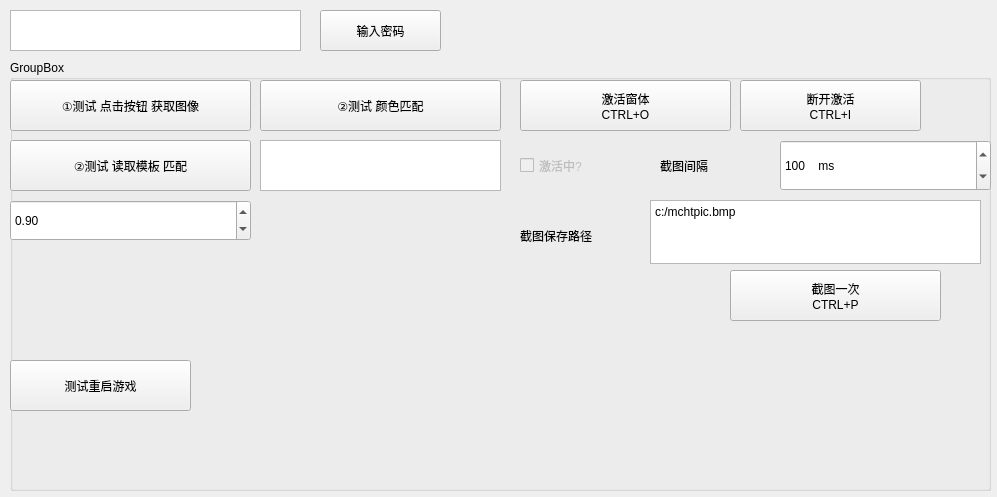
This is debugform.ui in A-SunsetMkt-Forks/wuwaBackendTool as Qt 5 draws it before an edit. The edited form follows.
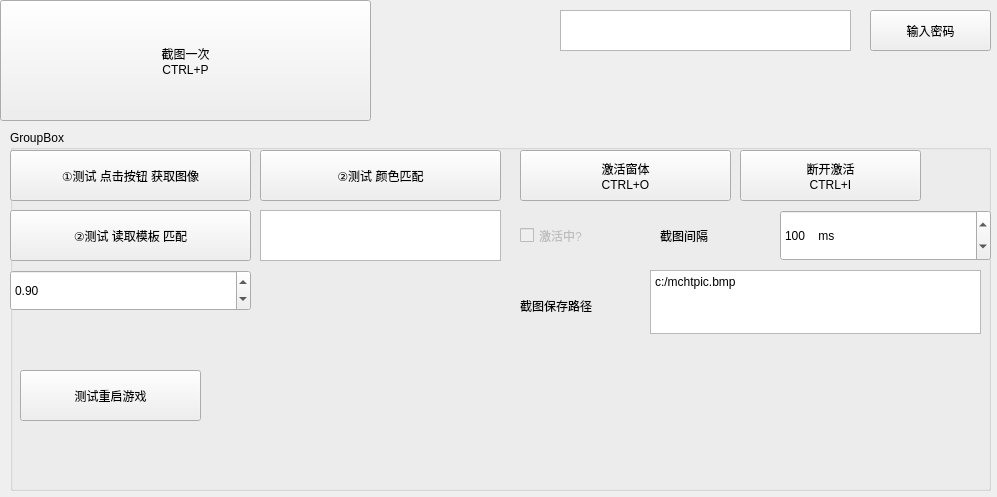
This is the edited form.

Commit message: 完善修改验证文件

```diff
--- a/debugform.ui
+++ b/debugform.ui
@@ -16,7 +16,7 @@
   <widget class="QPlainTextEdit" name="pwd">
    <property name="geometry">
     <rect>
-     <x>10</x>
+     <x>560</x>
      <y>10</y>
      <width>291</width>
      <height>41</height>
@@ -26,7 +26,7 @@
   <widget class="QPushButton" name="confirmPwd">
    <property name="geometry">
     <rect>
-     <x>320</x>
+     <x>870</x>
      <y>10</y>
      <width>121</width>
      <height>41</height>
@@ -40,9 +40,9 @@
    <property name="geometry">
     <rect>
      <x>10</x>
-     <y>60</y>
+     <y>130</y>
      <width>981</width>
-     <height>431</height>
+     <height>361</height>
     </rect>
    </property>
    <property name="title">
@@ -116,8 +116,8 @@
    <widget class="QPushButton" name="testRebootGame">
     <property name="geometry">
      <rect>
-      <x>0</x>
-      <y>300</y>
+      <x>10</x>
+      <y>240</y>
       <width>181</width>
       <height>51</height>
      </rect>
@@ -234,20 +234,20 @@
      <string>激活中?</string>
     </property>
    </widget>
+  </widget>
    <widget class="QPushButton" name="scrCap">
     <property name="geometry">
      <rect>
-      <x>720</x>
-      <y>210</y>
-      <width>211</width>
-      <height>51</height>
+     <x>0</x>
+     <y>0</y>
+     <width>371</width>
+     <height>121</height>
      </rect>
     </property>
     <property name="text">
      <string>截图一次
 CTRL+P</string>
     </property>
-   </widget>
   </widget>
  </widget>
  <resources/>
```
Lines whose indentation alone changed are shown as unchanged. The commit also changes 2 other files.
